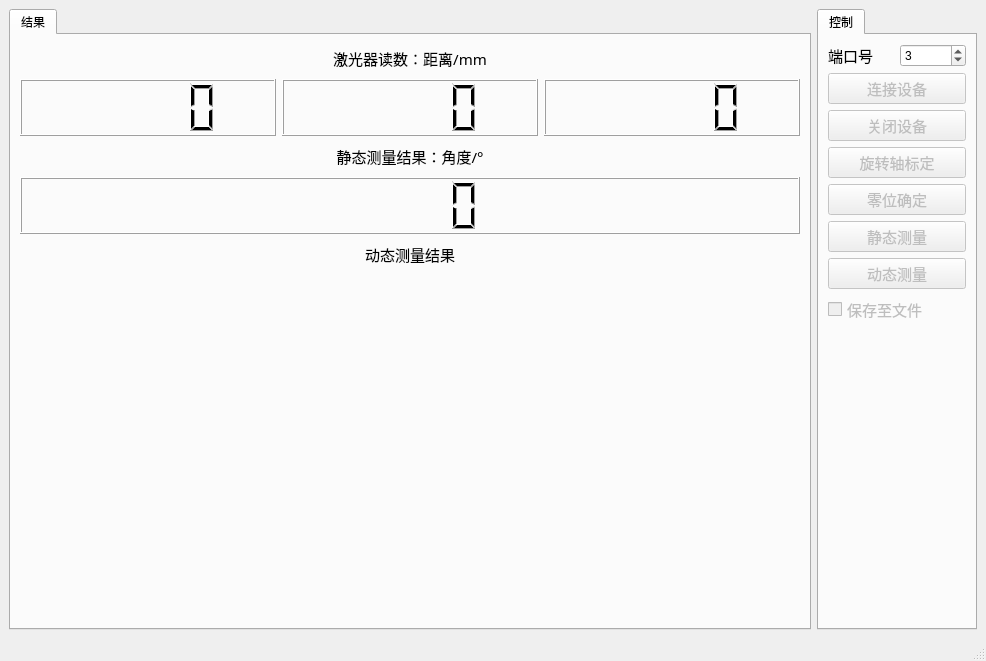
The window that ui.ui (gao5254/angleMeasurement) describes before a commit, drawn with Qt 5.
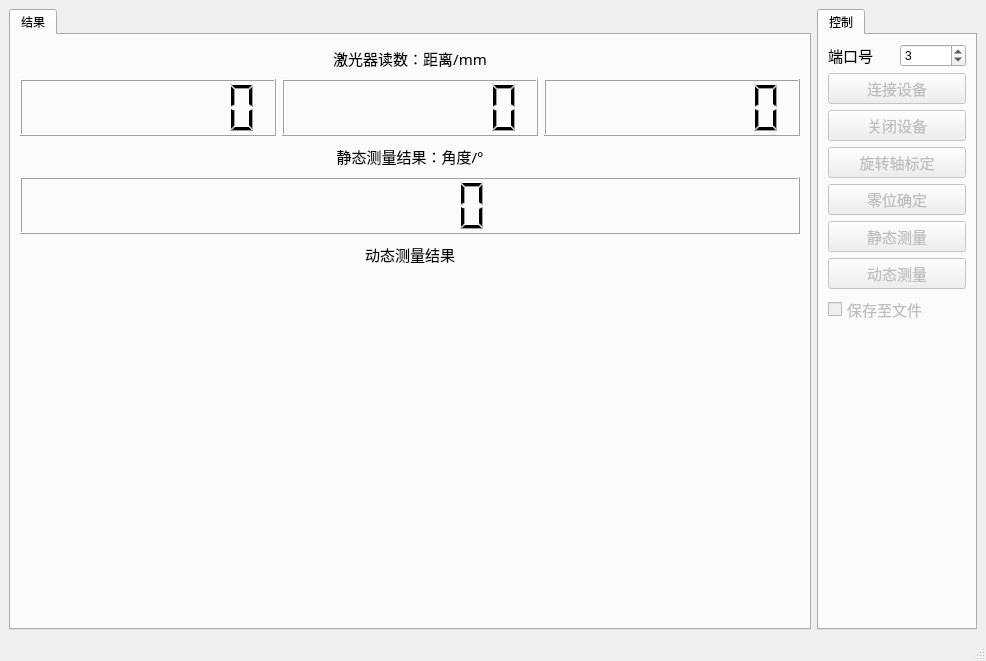
The same window after the commit. Custom widgets are drawn as their Qt base class.

Patch:
```diff
--- a/ui.ui
+++ b/ui.ui
@@ -25,18 +25,43 @@
         <item row="1" column="0">
          <layout class="QHBoxLayout" name="horizontalLayout_2">
           <item>
-           <widget class="QLCDNumber" name="lcdnum_dist1"/>
+           <widget class="QLCDNumber" name="lcdnum_dist1">
+            <property name="smallDecimalPoint">
+             <bool>true</bool>
+            </property>
+            <property name="digitCount">
+             <number>7</number>
+            </property>
+           </widget>
           </item>
           <item>
-           <widget class="QLCDNumber" name="lcdnum_dist3"/>
+           <widget class="QLCDNumber" name="lcdnum_dist2">
+            <property name="smallDecimalPoint">
+             <bool>true</bool>
+            </property>
+            <property name="digitCount">
+             <number>7</number>
+            </property>
+           </widget>
           </item>
           <item>
-           <widget class="QLCDNumber" name="lcdnum_dist2"/>
+           <widget class="QLCDNumber" name="lcdnum_dist3">
+            <property name="smallDecimalPoint">
+             <bool>true</bool>
+            </property>
+            <property name="digitCount">
+             <number>7</number>
+            </property>
+           </widget>
           </item>
          </layout>
         </item>
         <item row="3" column="0">
-         <widget class="QLCDNumber" name="lcdnum_staticMeas"/>
+         <widget class="QLCDNumber" name="lcdnum_staticMeas">
+          <property name="smallDecimalPoint">
+           <bool>true</bool>
+          </property>
+         </widget>
         </item>
         <item row="5" column="0">
          <widget class="QLabel" name="lab_dynaMeas">
```
Left out of the diff: 2 changed lines with no effect on the pictures.
